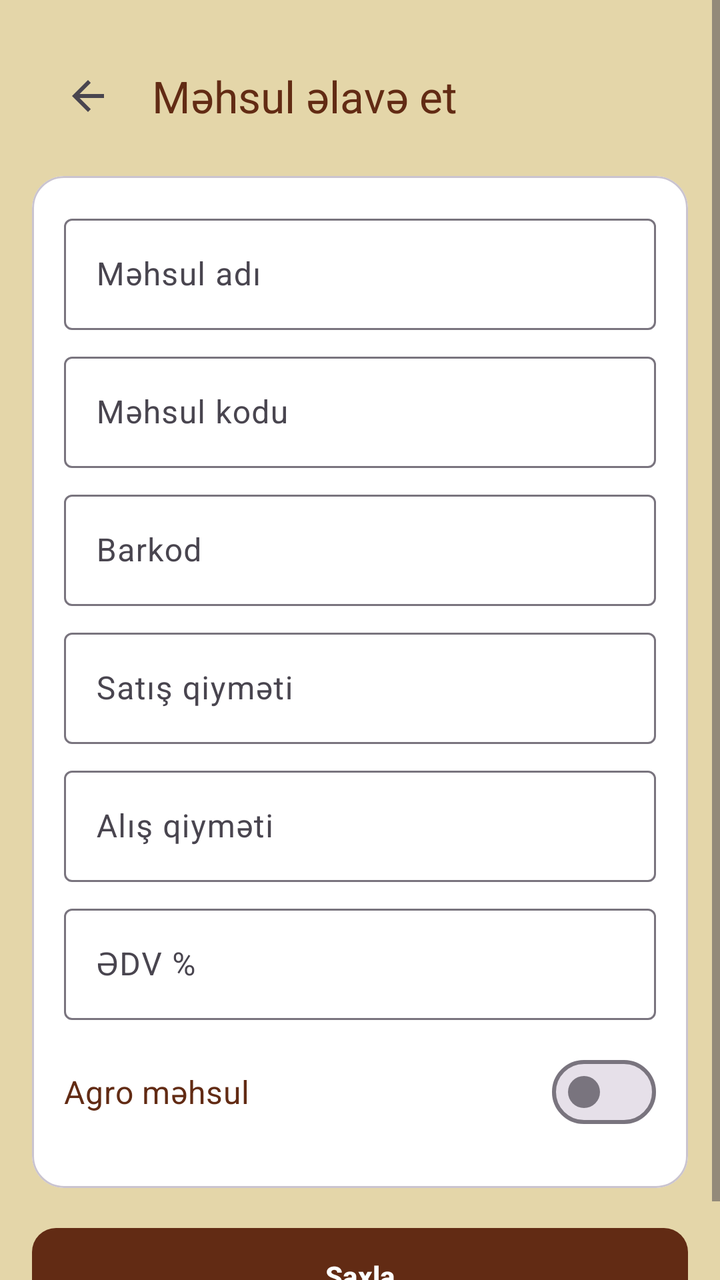
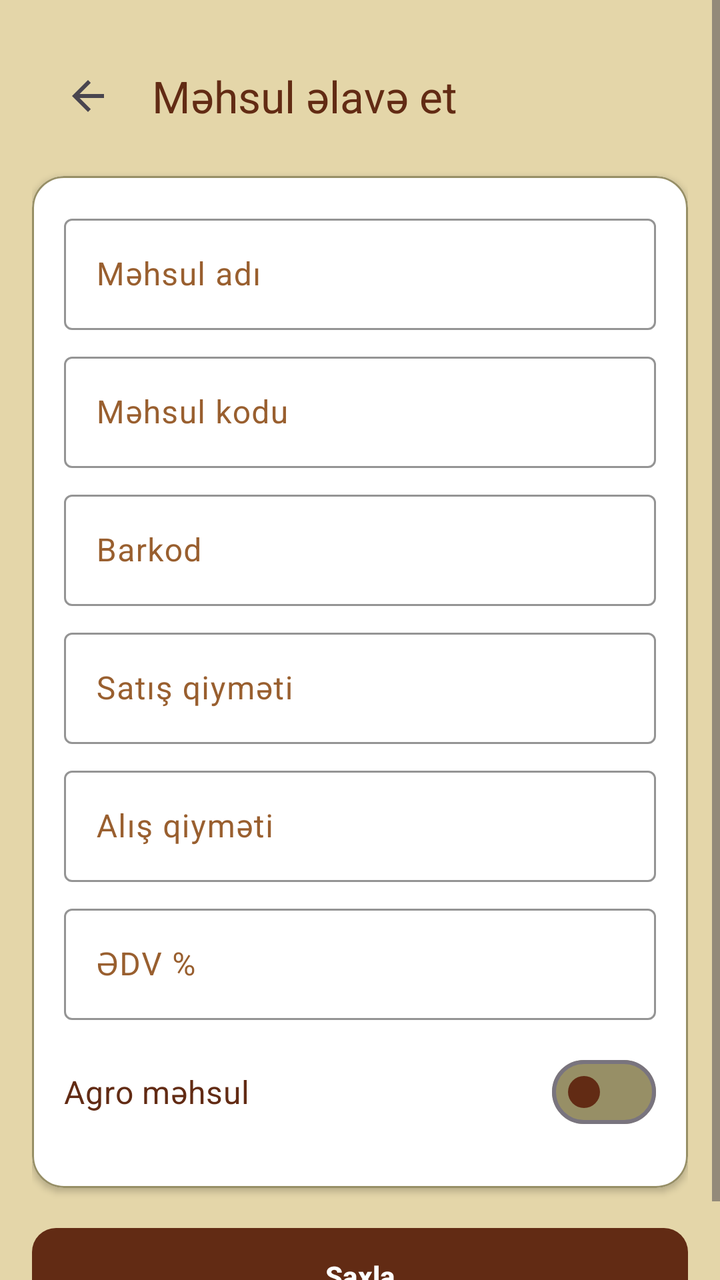

Screens rendered from an Android XML layout before and after an edit, with the pre-edit source and the edit as a unified diff.
<!-- AndroidManifest.xml: application theme Theme.MyShopApp -->
<!-- res/layout/fragment_add_product.xml -->
<?xml version="1.0" encoding="utf-8"?>
<ScrollView
    xmlns:android="http://schemas.android.com/apk/res/android"
    xmlns:app="http://schemas.android.com/apk/res-auto"
    android:layout_width="match_parent"
    android:layout_height="match_parent"
    android:background="@color/md_background"
    android:fillViewport="true"
    android:fitsSystemWindows="true">

    <androidx.constraintlayout.widget.ConstraintLayout
        android:layout_width="match_parent"
        android:layout_height="wrap_content"
        android:padding="16dp">

        <com.google.android.material.appbar.MaterialToolbar
            android:id="@+id/toolbar"
            android:layout_width="match_parent"
            android:layout_height="?attr/actionBarSize"
            app:navigationIcon="?attr/homeAsUpIndicator"
            app:title="Məhsul əlavə et"
            app:titleTextColor="@color/md_primary"
            app:layout_constraintTop_toTopOf="parent"
            app:layout_constraintStart_toStartOf="parent"
            app:layout_constraintEnd_toEndOf="parent"/>

        <com.google.android.material.card.MaterialCardView
            android:id="@+id/formCard"
            android:layout_width="match_parent"
            android:layout_height="wrap_content"
            android:layout_marginTop="8dp"
            app:cardBackgroundColor="@color/md_surface"
            app:cardCornerRadius="16dp"
            app:layout_constraintTop_toBottomOf="@id/toolbar"
            app:layout_constraintStart_toStartOf="parent"
            app:layout_constraintEnd_toEndOf="parent">

            <LinearLayout
                android:orientation="vertical"
                android:padding="16dp"
                android:layout_width="match_parent"
                android:layout_height="wrap_content">

                <com.google.android.material.textfield.TextInputLayout
                    style="@style/Widget.Material3.TextInputLayout.OutlinedBox"
                    android:layout_width="match_parent"
                    android:layout_height="wrap_content"
                    android:layout_marginBottom="8dp">
                    <com.google.android.material.textfield.TextInputEditText
                        android:id="@+id/etName"
                        android:hint="Məhsul adı"
                        android:layout_width="match_parent"
                        android:layout_height="wrap_content"/>
                </com.google.android.material.textfield.TextInputLayout>

                <com.google.android.material.textfield.TextInputLayout
                    style="@style/Widget.Material3.TextInputLayout.OutlinedBox"
                    android:layout_width="match_parent"
                    android:layout_height="wrap_content"
                    android:layout_marginBottom="8dp">
                    <com.google.android.material.textfield.TextInputEditText
                        android:id="@+id/etCode"
                        android:hint="Məhsul kodu"
                        android:layout_width="match_parent"
                        android:layout_height="wrap_content"/>
                </com.google.android.material.textfield.TextInputLayout>

                <com.google.android.material.textfield.TextInputLayout
                    style="@style/Widget.Material3.TextInputLayout.OutlinedBox"
                    android:layout_width="match_parent"
                    android:layout_height="wrap_content"
                    android:layout_marginBottom="8dp">
                    <com.google.android.material.textfield.TextInputEditText
                        android:id="@+id/etBarcode"
                        android:hint="Barkod"
                        android:layout_width="match_parent"
                        android:layout_height="wrap_content"/>
                </com.google.android.material.textfield.TextInputLayout>

                <com.google.android.material.textfield.TextInputLayout
                    style="@style/Widget.Material3.TextInputLayout.OutlinedBox"
                    android:layout_width="match_parent"
                    android:layout_height="wrap_content"
                    android:layout_marginBottom="8dp">
                    <com.google.android.material.textfield.TextInputEditText
                        android:id="@+id/etSalePrice"
                        android:hint="Satış qiyməti"
                        android:inputType="numberDecimal"
                        android:layout_width="match_parent"
                        android:layout_height="wrap_content"/>
                </com.google.android.material.textfield.TextInputLayout>

                <com.google.android.material.textfield.TextInputLayout
                    style="@style/Widget.Material3.TextInputLayout.OutlinedBox"
                    android:layout_width="match_parent"
                    android:layout_height="wrap_content"
                    android:layout_marginBottom="8dp">
                    <com.google.android.material.textfield.TextInputEditText
                        android:id="@+id/etPurchasePrice"
                        android:hint="Alış qiyməti"
                        android:inputType="numberDecimal"
                        android:layout_width="match_parent"
                        android:layout_height="wrap_content"/>
                </com.google.android.material.textfield.TextInputLayout>

                <com.google.android.material.textfield.TextInputLayout
                    style="@style/Widget.Material3.TextInputLayout.OutlinedBox"
                    android:layout_width="match_parent"
                    android:layout_height="wrap_content"
                    android:layout_marginBottom="12dp">
                    <com.google.android.material.textfield.TextInputEditText
                        android:id="@+id/etVat"
                        android:hint="ƏDV %"
                        android:inputType="number"
                        android:layout_width="match_parent"
                        android:layout_height="wrap_content"/>
                </com.google.android.material.textfield.TextInputLayout>

                <com.google.android.material.materialswitch.MaterialSwitch
                    android:id="@+id/switchAgro"
                    android:text="Agro məhsul"
                    android:textSize="16sp"
                    android:textColor="@color/md_primary"
                    android:layout_width="match_parent"
                    android:layout_height="wrap_content"
                    android:layout_marginBottom="8dp"/>

            </LinearLayout>
        </com.google.android.material.card.MaterialCardView>

        <com.google.android.material.button.MaterialButton
            android:id="@+id/btnSave"
            android:text="Saxla"
            android:layout_width="match_parent"
            android:layout_height="56dp"
            android:layout_marginTop="16dp"
            app:backgroundTint="@color/md_primary"
            app:cornerRadius="12dp"
            android:textStyle="bold"
            app:layout_constraintTop_toBottomOf="@id/formCard"
            app:layout_constraintStart_toStartOf="parent"
            app:layout_constraintEnd_toEndOf="parent"/>

        <ProgressBar
            android:id="@+id/progressBar"
            android:visibility="gone"
            android:layout_width="wrap_content"
            android:layout_height="wrap_content"
            android:indeterminateTint="@color/md_primary"
            app:layout_constraintTop_toTopOf="parent"
            app:layout_constraintBottom_toBottomOf="parent"
            app:layout_constraintStart_toStartOf="parent"
            app:layout_constraintEnd_toEndOf="parent"/>

    </androidx.constraintlayout.widget.ConstraintLayout>
</ScrollView>
<!-- resources referenced by this layout -->
<resources>
  <color name="md_background">#E4D6A9</color>
  <color name="md_primary">#622B14</color>
  <color name="md_surface">#FFFFFF</color>
  <style name="Theme.MyShopApp" parent="Base.Theme.MyShopApp" />
  <style name="Base.Theme.MyShopApp" parent="Theme.Material3.DayNight.NoActionBar">
          
          
      </style>
</resources>

<!-- the commit's change to res/layout/fragment_add_product.xml (unified diff, before → after) -->
@@ -1,6 +1,5 @@
 <?xml version="1.0" encoding="utf-8"?>
-<ScrollView
-    xmlns:android="http://schemas.android.com/apk/res/android"
+<ScrollView xmlns:android="http://schemas.android.com/apk/res/android"
     xmlns:app="http://schemas.android.com/apk/res-auto"
     android:layout_width="match_parent"
     android:layout_height="match_parent"
@@ -20,9 +19,9 @@
             app:navigationIcon="?attr/homeAsUpIndicator"
             app:title="Məhsul əlavə et"
             app:titleTextColor="@color/md_primary"
-            app:layout_constraintTop_toTopOf="parent"
+            app:layout_constraintEnd_toEndOf="parent"
             app:layout_constraintStart_toStartOf="parent"
-            app:layout_constraintEnd_toEndOf="parent"/>
+            app:layout_constraintTop_toTopOf="parent" />
 
         <com.google.android.material.card.MaterialCardView
             android:id="@+id/formCard"
@@ -31,126 +30,162 @@
             android:layout_marginTop="8dp"
             app:cardBackgroundColor="@color/md_surface"
             app:cardCornerRadius="16dp"
+            app:cardElevation="2dp"
+            app:layout_constraintEnd_toEndOf="parent"
+            app:layout_constraintStart_toStartOf="parent"
             app:layout_constraintTop_toBottomOf="@id/toolbar"
-            app:layout_constraintStart_toStartOf="parent"
-            app:layout_constraintEnd_toEndOf="parent">
+            app:strokeColor="@color/md_tertiary"
+            app:strokeWidth="1dp">
 
             <LinearLayout
+                android:layout_width="match_parent"
+                android:layout_height="wrap_content"
                 android:orientation="vertical"
-                android:padding="16dp"
-                android:layout_width="match_parent"
-                android:layout_height="wrap_content">
+                android:padding="16dp">
 
                 <com.google.android.material.textfield.TextInputLayout
                     style="@style/Widget.Material3.TextInputLayout.OutlinedBox"
                     android:layout_width="match_parent"
                     android:layout_height="wrap_content"
-                    android:layout_marginBottom="8dp">
+                    android:layout_marginBottom="8dp"
+                    android:textColorHint="@color/md_secondary"
+                    app:boxStrokeColor="@color/md_primary"
+                    app:hintTextColor="@color/md_primary">
+
                     <com.google.android.material.textfield.TextInputEditText
                         android:id="@+id/etName"
+                        android:layout_width="match_parent"
+                        android:layout_height="wrap_content"
                         android:hint="Məhsul adı"
-                        android:layout_width="match_parent"
-                        android:layout_height="wrap_content"/>
+                        android:textColor="@color/md_on_surface" />
                 </com.google.android.material.textfield.TextInputLayout>
 
                 <com.google.android.material.textfield.TextInputLayout
                     style="@style/Widget.Material3.TextInputLayout.OutlinedBox"
                     android:layout_width="match_parent"
                     android:layout_height="wrap_content"
-                    android:layout_marginBottom="8dp">
+                    android:layout_marginBottom="8dp"
+                    android:textColorHint="@color/md_secondary"
+                    app:boxStrokeColor="@color/md_primary"
+                    app:hintTextColor="@color/md_primary">
+
                     <com.google.android.material.textfield.TextInputEditText
                         android:id="@+id/etCode"
+                        android:layout_width="match_parent"
+                        android:layout_height="wrap_content"
                         android:hint="Məhsul kodu"
-                        android:layout_width="match_parent"
-                        android:layout_height="wrap_content"/>
+                        android:textColor="@color/md_on_surface" />
                 </com.google.android.material.textfield.TextInputLayout>
 
                 <com.google.android.material.textfield.TextInputLayout
                     style="@style/Widget.Material3.TextInputLayout.OutlinedBox"
                     android:layout_width="match_parent"
                     android:layout_height="wrap_content"
-                    android:layout_marginBottom="8dp">
+                    android:layout_marginBottom="8dp"
+                    android:textColorHint="@color/md_secondary"
+                    app:boxStrokeColor="@color/md_primary"
+                    app:hintTextColor="@color/md_primary">
+
                     <com.google.android.material.textfield.TextInputEditText
                         android:id="@+id/etBarcode"
+                        android:layout_width="match_parent"
+                        android:layout_height="wrap_content"
                         android:hint="Barkod"
-                        android:layout_width="match_parent"
-                        android:layout_height="wrap_content"/>
+                        android:textColor="@color/md_on_surface" />
                 </com.google.android.material.textfield.TextInputLayout>
 
                 <com.google.android.material.textfield.TextInputLayout
                     style="@style/Widget.Material3.TextInputLayout.OutlinedBox"
                     android:layout_width="match_parent"
                     android:layout_height="wrap_content"
-                    android:layout_marginBottom="8dp">
+                    android:layout_marginBottom="8dp"
+                    android:textColorHint="@color/md_secondary"
+                    app:boxStrokeColor="@color/md_primary"
+                    app:hintTextColor="@color/md_primary">
+
                     <com.google.android.material.textfield.TextInputEditText
                         android:id="@+id/etSalePrice"
+                        android:layout_width="match_parent"
+                        android:layout_height="wrap_content"
                         android:hint="Satış qiyməti"
                         android:inputType="numberDecimal"
-                        android:layout_width="match_parent"
-                        android:layout_height="wrap_content"/>
+                        android:textColor="@color/md_on_surface" />
                 </com.google.android.material.textfield.TextInputLayout>
 
                 <com.google.android.material.textfield.TextInputLayout
                     style="@style/Widget.Material3.TextInputLayout.OutlinedBox"
                     android:layout_width="match_parent"
                     android:layout_height="wrap_content"
-                    android:layout_marginBottom="8dp">
+                    android:layout_marginBottom="8dp"
+                    android:textColorHint="@color/md_secondary"
+                    app:boxStrokeColor="@color/md_primary"
+                    app:hintTextColor="@color/md_primary">
+
                     <com.google.android.material.textfield.TextInputEditText
                         android:id="@+id/etPurchasePrice"
+                        android:layout_width="match_parent"
+                        android:layout_height="wrap_content"
                         android:hint="Alış qiyməti"
                         android:inputType="numberDecimal"
-                        android:layout_width="match_parent"
-                        android:layout_height="wrap_content"/>
+                        android:textColor="@color/md_on_surface" />
                 </com.google.android.material.textfield.TextInputLayout>
 
                 <com.google.android.material.textfield.TextInputLayout
                     style="@style/Widget.Material3.TextInputLayout.OutlinedBox"
                     android:layout_width="match_parent"
                     android:layout_height="wrap_content"
-                    android:layout_marginBottom="12dp">
+                    android:layout_marginBottom="12dp"
+                    android:textColorHint="@color/md_secondary"
+                    app:boxStrokeColor="@color/md_primary"
+                    app:hintTextColor="@color/md_primary">
+
                     <com.google.android.material.textfield.TextInputEditText
                         android:id="@+id/etVat"
+                        android:layout_width="match_parent"
+                        android:layout_height="wrap_content"
                         android:hint="ƏDV %"
                         android:inputType="number"
-                        android:layout_width="match_parent"
-                        android:layout_height="wrap_content"/>
+                        android:textColor="@color/md_on_surface" />
                 </com.google.android.material.textfield.TextInputLayout>
 
                 <com.google.android.material.materialswitch.MaterialSwitch
                     android:id="@+id/switchAgro"
-                    android:text="Agro məhsul"
-                    android:textSize="16sp"
-                    android:textColor="@color/md_primary"
                     android:layout_width="match_parent"
                     android:layout_height="wrap_content"
-                    android:layout_marginBottom="8dp"/>
+                    android:layout_marginBottom="8dp"
+                    android:text="Agro məhsul"
+                    android:textColor="@color/md_primary"
+                    android:textSize="16sp"
+                    app:trackTint="@color/md_tertiary"
+                    app:thumbTint="@color/md_primary" />
 
             </LinearLayout>
         </com.google.android.material.card.MaterialCardView>
 
         <com.google.android.material.button.MaterialButton
             android:id="@+id/btnSave"
-            android:text="Saxla"
             android:layout_width="match_parent"
             android:layout_height="56dp"
             android:layout_marginTop="16dp"
+            android:text="Saxla"
+            android:textColor="@color/md_on_primary"
+            android:textStyle="bold"
             app:backgroundTint="@color/md_primary"
             app:cornerRadius="12dp"
-            android:textStyle="bold"
-            app:layout_constraintTop_toBottomOf="@id/formCard"
+            app:layout_constraintEnd_toEndOf="parent"
             app:layout_constraintStart_toStartOf="parent"
-            app:layout_constraintEnd_toEndOf="parent"/>
+            app:layout_constraintTop_toBottomOf="@id/formCard" />
 
         <ProgressBar
             android:id="@+id/progressBar"
-            android:visibility="gone"
             android:layout_width="wrap_content"
             android:layout_height="wrap_content"
             android:indeterminateTint="@color/md_primary"
-            app:layout_constraintTop_toTopOf="parent"
+            android:visibility="gone"
             app:layout_constraintBottom_toBottomOf="parent"
+            app:layout_constraintEnd_toEndOf="parent"
             app:layout_constraintStart_toStartOf="parent"
-            app:layout_constraintEnd_toEndOf="parent"/>
+            app:layout_constraintTop_toTopOf="parent" />
 
     </androidx.constraintlayout.widget.ConstraintLayout>
 </ScrollView>
<!-- resource entries referenced after the edit -->
@@ -1,8 +1,12 @@
 <!-- resources referenced by this layout -->
 <resources>
   <color name="md_background">#E4D6A9</color>
+  <color name="md_on_primary">#FFFFFF</color>
+  <color name="md_on_surface">#622B14</color>
   <color name="md_primary">#622B14</color>
+  <color name="md_secondary">#995F2F</color>
   <color name="md_surface">#FFFFFF</color>
+  <color name="md_tertiary">#978F66</color>
   <style name="Theme.MyShopApp" parent="Base.Theme.MyShopApp" />
   <style name="Base.Theme.MyShopApp" parent="Theme.Material3.DayNight.NoActionBar">
           
